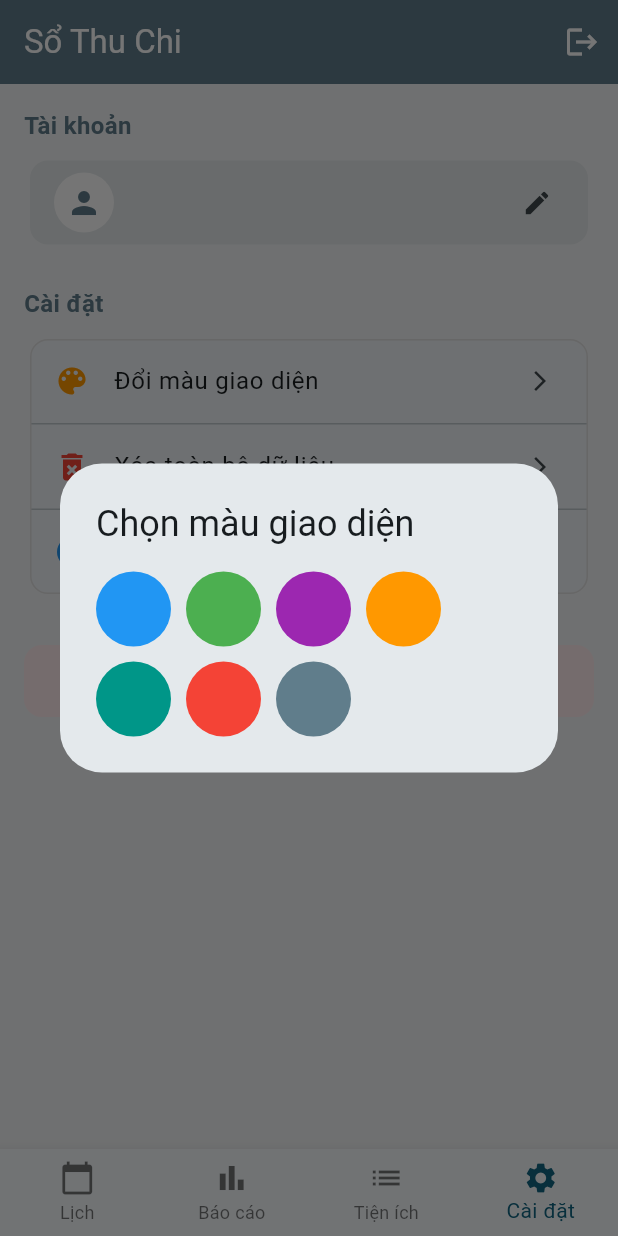
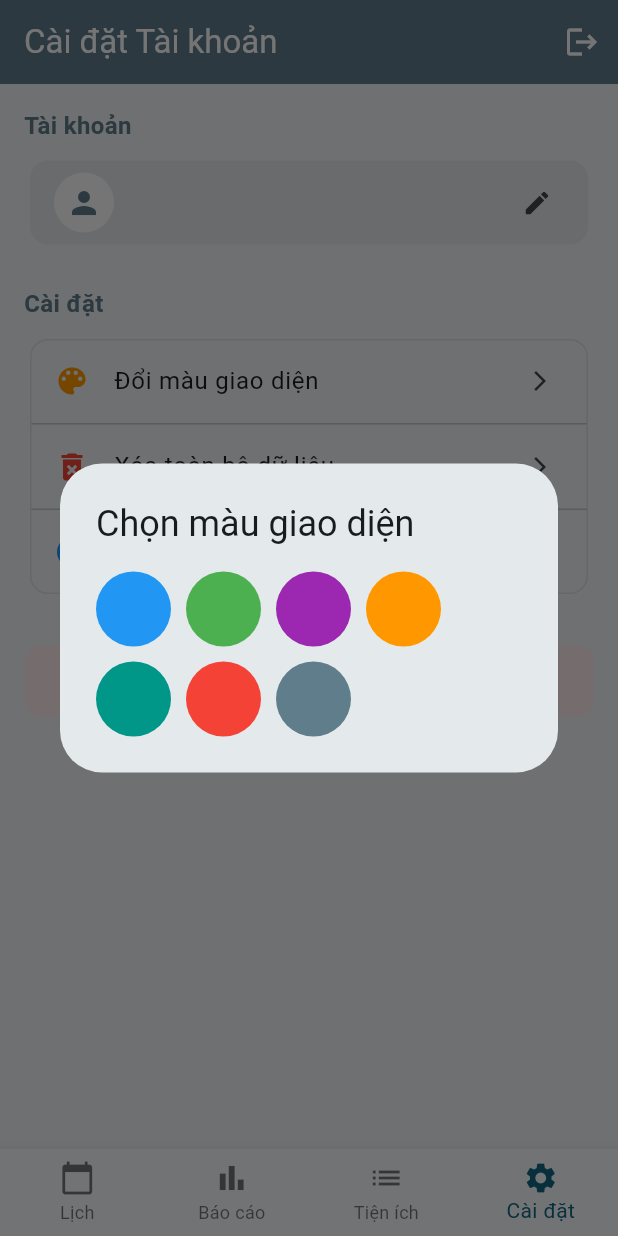
Before and after one commit to ncming/expense_tracker_app, a Flutter app: the screen it shows once a user with an empty profile is signed in, item 4 of the bottom bar chosen, after a tap on "Đổi màu giao diện", on a phone screen of 412 x 824 dp. Run offline on Flutter 3.47's test engine with Material 3 defaults, Android fonts, the phone set to English and light mode, and no system bars; our stand-ins replace cloud_firestore, firebase_auth, firebase_core, table_calendar; accounts and stored records are empty.

Commit message:
Add ThemeProvider and persist theme to Firestore
Introduce a ThemeProvider (lib/utils.dart) to manage app theme color with methods to load from Firestore (loadThemeColor) and update & persist color (changeThemeColor).

Update home_screen.dart to register Provider usage: import provider and utils, add _getAppBarTitle for dynamic AppBar titles, call ThemeProvider.loadThemeColor on initState (via Future.microtask) so the user theme is applied on startup, and switch AppBar title to use the new helper. Also add a key for UtilitiesTab state.

Update settings_tab.dart so the theme selection dialog passes the current userId to ThemeProvider.changeThemeColor, enabling per-user theme persistence in Firestore (saved as color.value). Error handling/logging added around Firestore operations.

```diff
--- a/lib/home_screen.dart
+++ b/lib/home_screen.dart
@@ -1,13 +1,15 @@
 import 'package:flutter/material.dart';
 import 'package:cloud_firestore/cloud_firestore.dart' hide Transaction;
 import 'package:firebase_auth/firebase_auth.dart';
+import 'models.dart';
+import 'package:provider/provider.dart'; // [MỚI] Thêm import provider
 
-import 'models.dart';
 // Import các tab
 import 'calendar_tab.dart';
 import 'utilities_tab.dart';
 import 'settings_tab.dart'; // Import tab cài đặt mới
 import 'report_tab.dart'; // Thêm dòng này
+import 'utils.dart'; // [MỚI] Đảm bảo import utils để dùng ThemeProvider
 
 class MyHomePage extends StatefulWidget {
   const MyHomePage({super.key});
@@ -24,13 +26,34 @@ class _MyHomePageState extends State<MyHomePage> {
   final GlobalKey<CalendarTabState> _calendarTabKey = GlobalKey<CalendarTabState>();
   final GlobalKey<UtilitiesTabState> _utilitiesTabKey = GlobalKey<UtilitiesTabState>(); // [MỚI] Key cho tiện ích
 
-  // --- [MỚI THÊM] Hàm khởi tạo: Chạy ngay khi mở ứng dụng ---
+  // [MỚI] Hàm lấy tiêu đề AppBar tương ứng với từng Tab
+  String _getAppBarTitle(int index) {
+    switch (index) {
+      case 0:
+        return 'Sổ Thu Chi';
+      case 1:
+        return 'Báo cáo Thống kê';
+      case 2:
+        return 'Quản lý Danh mục';
+      case 3:
+        return 'Cài đặt Tài khoản';
+      default:
+        return 'Sổ Thu Chi';
+    }
+  }
+
+  // --- Hàm khởi tạo: Chạy ngay khi mở ứng dụng ---
   @override
   void initState() {
     super.initState();
     _checkAndCreateDefaultCategories();
+
+    // Tự động tải màu giao diện cá nhân của người dùng từ Firestore
+    // Dùng Future.microtask để đảm bảo Context đã sẵn sàng
+    Future.microtask(() {
+      Provider.of<ThemeProvider>(context, listen: false).loadThemeColor(userId);
+    });
   }
-
   // --- Hàm tự động tạo danh mục mẫu cho tài khoản mới ---
   void _checkAndCreateDefaultCategories() async {
     final catRef = FirebaseFirestore.instance.collection('users').doc(userId).collection('categories');
@@ -98,7 +121,7 @@ class _MyHomePageState extends State<MyHomePage> {
 
     return Scaffold(
       appBar: AppBar(
-        title: Text(_selectedIndex == 2 ? 'Quản Lý Danh Mục' : 'Sổ Thu Chi'),
+        title: Text(_getAppBarTitle(_selectedIndex)), // Tiêu đề thay đổi theo Tab
         actions: [
           // Nếu đang ở Tab Lịch, hiện nút chọn tháng/năm trên thanh tiêu đề
           if (_selectedIndex == 0) ...[
--- a/lib/utils.dart
+++ b/lib/utils.dart
@@ -1,16 +1,42 @@
 import 'package:flutter/material.dart'; //để dùng Color và ChangeNotifier
 import 'package:flutter/services.dart';
 import 'package:intl/intl.dart';
+import 'package:cloud_firestore/cloud_firestore.dart'; //Thư viện firesotre
 
 //CLASS THEME PROVIDER
 // Class này giúp quản lý trạng thái màu sắc chủ đạo của ứng dụng
 class ThemeProvider extends ChangeNotifier {
-  Color _themeColor = Colors.blueGrey; //Màu mặc định
+  Color _themeColor = Colors.blueGrey;
+  Color get themeColor => _themeColor;
 
-  Color get themeColor => _themeColor; // Getter để lấy màu hiện tại
-  void changeThemeColor(Color color) {
-    _themeColor = color; // Cập nhật màu mới
-    notifyListeners(); // Thông báo cho UI cập nhật lại
+  // [MỚI] Hàm tải màu từ Firestore khi người dùng đăng nhập
+  Future<void> loadThemeColor(String userId) async {
+    try {
+      final doc = await FirebaseFirestore.instance.collection('users').doc(userId).get();
+      if (doc.exists && doc.data()?['themeColor'] != null) {
+        _themeColor = Color(doc.data()!['themeColor']); // Chuyển mã số (int) ngược lại thành màu
+        notifyListeners();
+      }
+    } catch (e) {
+      debugPrint("Lỗi tải theme: $e");
+    }
+  }
+
+  // [MỚI] Cập nhật màu và đồng bộ lên Firestore ngay lập tức
+  Future<void> changeThemeColor(Color color, String? userId) async {
+    _themeColor = color;
+    notifyListeners();
+
+    // Nếu có userId (đã đăng nhập) thì mới lưu lên cloud
+    if (userId != null) {
+      try {
+        await FirebaseFirestore.instance.collection('users').doc(userId).set({
+          'themeColor': color.value, // Lưu mã số của màu (int)
+        }, SetOptions(merge: true)); // Chỉ cập nhật field này, không xóa các field khác
+      } catch (e) {
+        debugPrint("Lỗi lưu theme: $e");
+      }
+    }
   }
 }
 
```
Also changed, not shown: lib/settings_tab.dart (+5 -2 lines).
